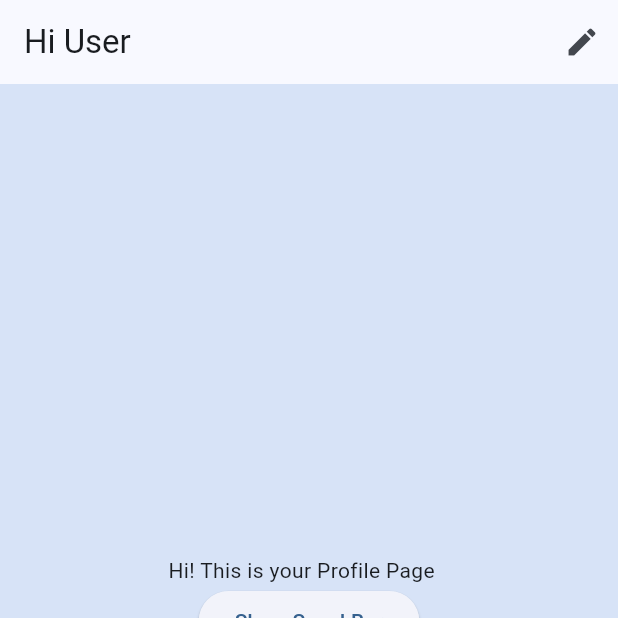
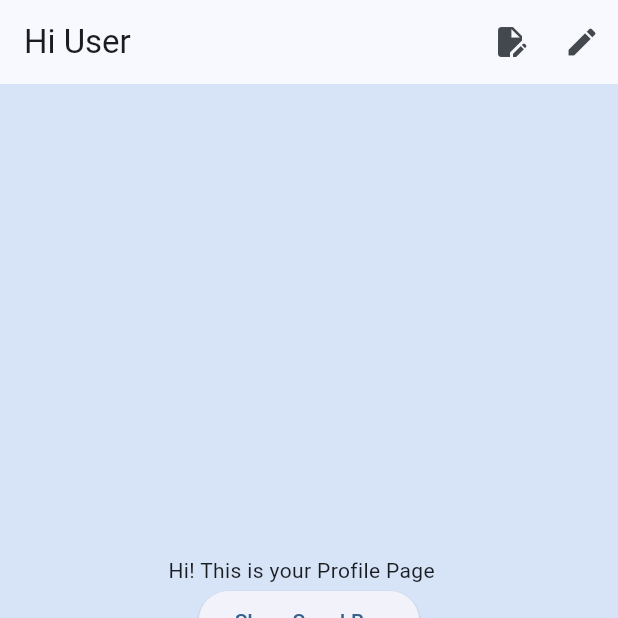
Before and after one commit to maheshj01/navbar_router, a Flutter app: the screen it shows after launch, item 3 of the bottom bar chosen, after a tap on "Show SnackBar", on a phone screen of 412 x 824 dp, the top half of it. Run offline on Flutter 3.47's test engine with Material 3 defaults, Android fonts, the phone set to English and light mode, and no system bars; our stand-ins replace flutter_riverpod.

Commit message:
update examplea

```diff
--- a/example/lib/main.dart
+++ b/example/lib/main.dart
@@ -7,6 +7,7 @@ import 'package:flutter/material.dart';
 import 'package:flutter/rendering.dart';
 import 'package:flutter_riverpod/flutter_riverpod.dart';
 import 'package:navbar_router/navbar_router.dart';
+import 'package:url_launcher/url_launcher.dart';
 
 void main() {
   runApp(ProviderScope(
@@ -31,7 +32,7 @@ class MyApp extends StatelessWidget {
         animation: appSetting,
         builder: (BuildContext context, Widget? child) {
           return MaterialApp(
-              title: 'BottomNavbar Demo',
+              title: 'NavbarRouter Demo',
               routes: {
                 ProfileEdit.route: (context) => const ProfileEdit(),
               },
@@ -502,7 +503,6 @@ class _ProductListState extends ConsumerState<ProductList> {
   @override
   void initState() {
     super.initState();
-    print("productlist initState invoked");
   }
 
   @override
@@ -648,7 +648,14 @@ class _UserProfileState extends State<UserProfile> {
   void initState() {
     // TODO: implement initState
     super.initState();
-    print("profile initState invoked");
+  }
+
+  final Uri _url = Uri.parse('https://docs.maheshjamdade.com/navbar_router/');
+
+  Future<void> _launchUrl() async {
+    if (!await launchUrl(_url)) {
+      throw Exception('Could not launch $_url');
+    }
   }
 
   @override
@@ -658,6 +665,11 @@ class _UserProfileState extends State<UserProfile> {
       appBar: AppBar(
           centerTitle: false,
           actions: [
+            IconButton(
+              tooltip: 'show  Docs',
+              icon: const Icon(Icons.edit_document),
+              onPressed: _launchUrl,
+            ),
             IconButton(
               key: iconKey,
               icon: const Icon(Icons.edit),
@@ -670,7 +682,7 @@ class _UserProfileState extends State<UserProfile> {
                     offset: offset,
                     transitionType: TransitionType.reveal);
               },
-            )
+            ),
           ],
           title: const Text('Hi User')),
       body: Center(
--- a/example/pubspec.yaml
+++ b/example/pubspec.yaml
@@ -1,5 +1,5 @@
 name: example
-description: A new Flutter project.
+description: Navbar Router Example
 publish_to: "none"
 
 version: 1.0.0+1
--- a/pubspec.yaml
+++ b/pubspec.yaml
@@ -11,6 +11,7 @@ environment:
   flutter: ">=1.17.0"
 
 dependencies:
+  url_launcher: ^6.2.6
   flutter:
     sdk: flutter
 
```
Also changed, not shown: example/pubspec.lock, 7 other files.
